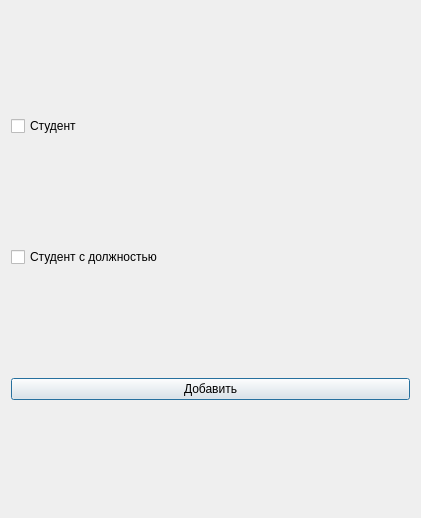
Old version of the form Mullayarov3Lab_OOP/dialogadd.ui in the repository Alereo/OOP3.
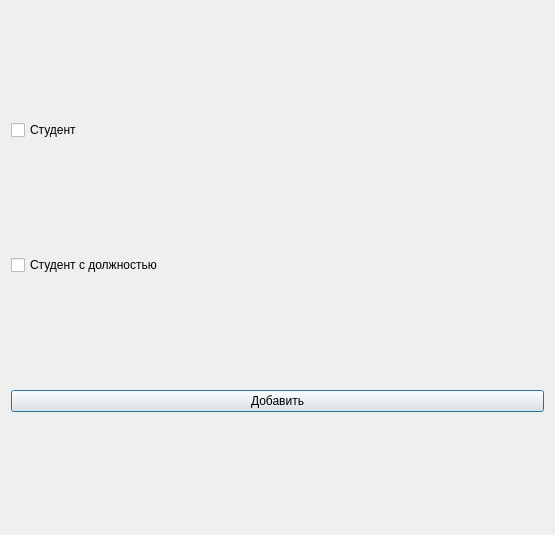
New version of the form.

```diff
--- a/Mullayarov3Lab_OOP/dialogadd.ui
+++ b/Mullayarov3Lab_OOP/dialogadd.ui
@@ -6,35 +6,38 @@
    <rect>
     <x>0</x>
     <y>0</y>
-    <width>421</width>
-    <height>518</height>
+    <width>555</width>
+    <height>535</height>
    </rect>
   </property>
   <property name="windowTitle">
    <string>Dialog</string>
   </property>
-  <layout class="QGridLayout" name="gridLayout">
-   <item row="2" column="2">
-    <widget class="QPushButton" name="pushButton">
-     <property name="text">
-      <string>Добавить</string>
-     </property>
-    </widget>
-   </item>
-   <item row="1" column="2">
-    <widget class="QCheckBox" name="checkBox_2">
-     <property name="text">
-      <string>Студент с должностью</string>
-     </property>
-    </widget>
-   </item>
-   <item row="0" column="2">
+  <layout class="QVBoxLayout" name="verticalLayout">
+   <item>
     <widget class="QCheckBox" name="checkBox">
      <property name="text">
       <string>Студент</string>
      </property>
     </widget>
    </item>
+   <item>
+    <widget class="QCheckBox" name="checkBox_2">
+     <property name="text">
+      <string>Студент с должностью</string>
+     </property>
+    </widget>
+   </item>
+   <item>
+    <layout class="QFormLayout" name="formLayout_2"/>
+   </item>
+   <item>
+    <widget class="QPushButton" name="pushButton">
+     <property name="text">
+      <string>Добавить</string>
+     </property>
+    </widget>
+   </item>
   </layout>
  </widget>
  <resources/>
```
